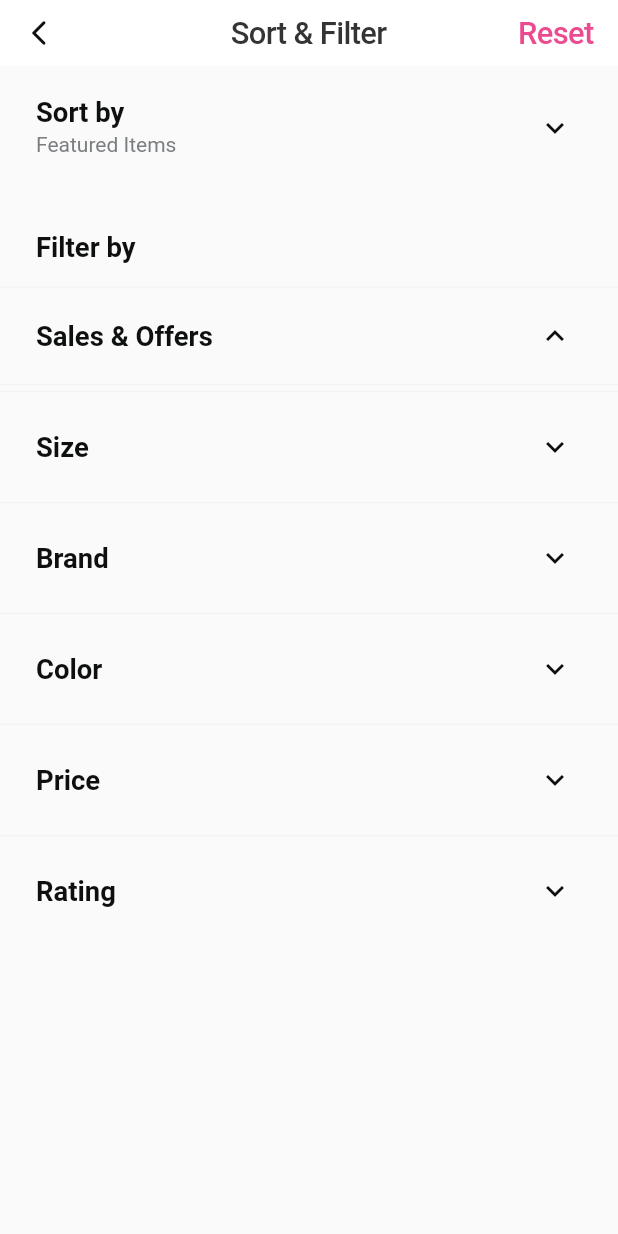
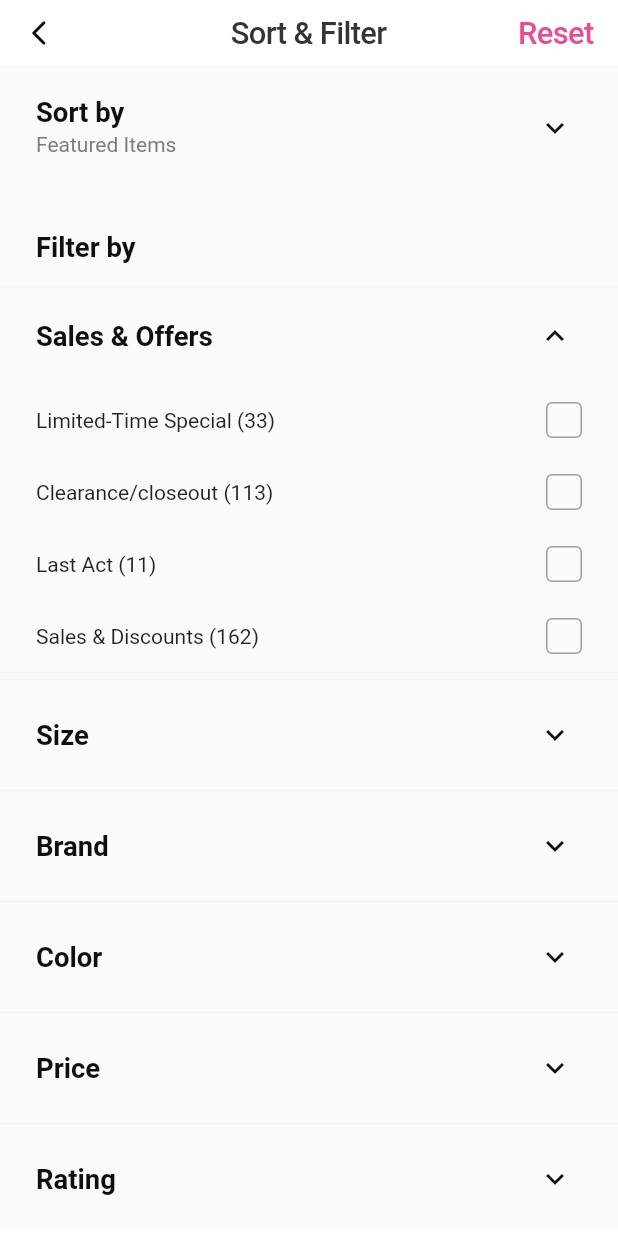
Before and after one commit to AntonioJoaquin/prueba_nutritienda, a Flutter app: the HomePage screen opened by its route, after a tap on "Sales & Offers", on a phone screen of 412 x 824 dp. Run offline on Flutter 3.47's test engine with Material 2 defaults, Android fonts, the phone set to English and light mode, and no system bars; our stand-ins replace flutter_screenutil, flutter_svg, get_it, injectable.

Commit message:
#1- Add sale filter options

```diff
--- /dev/null
+++ b/lib/core/src/common/custom_notifiers.dart
@@ -0,0 +1,36 @@
+import 'package:flutter/foundation.dart';
+
+class CustomValueNotifier<T> extends ChangeNotifier
+    implements ValueListenable<T> {
+  bool _isDisposed;
+
+  CustomValueNotifier(this._value, [this._isDisposed = false]);
+
+  @override
+  T get value => _value;
+  T _value;
+  set value(T newValue) {
+    if (_value == newValue) {
+      return;
+    }
+    _value = newValue;
+    notifyListeners();
+  }
+
+  @override
+  String toString() => '${describeIdentity(this)}($_value)';
+
+  @override
+  void notifyListeners() {
+    if (!_isDisposed) {
+      super.notifyListeners();
+    }
+  }
+
+  @override
+  void dispose() {
+    _isDisposed = true;
+
+    super.dispose();
+  }
+}
--- /dev/null
+++ b/lib/view/src/common/media.dart
@@ -0,0 +1,3 @@
+abstract class Media {
+  static const String icCheck = 'assets/icons/ic_check.svg';
+}
--- a/lib/view/src/pages/home/filter_option.dart
+++ b/lib/view/src/pages/home/filter_option.dart
@@ -1,8 +1,11 @@
 import 'package:flutter/widgets.dart';
+
+import '../../../../core/src/common/custom_notifiers.dart';
 
 class FilterOption {
   final String title;
+  final CustomValueNotifier<int> amount;
   final Widget child;
 
-  FilterOption(this.title, this.child);
+  FilterOption(this.title, this.amount, this.child);
 }
--- /dev/null
+++ b/lib/view/src/pages/home/home_manager.dart
@@ -0,0 +1,32 @@
+import 'package:injectable/injectable.dart';
+import 'package:prueba_nutritienda/view/src/pages/home/sales/sale_item.dart';
+
+import '../../../../core/src/common/custom_notifiers.dart';
+
+@injectable
+class HomeManager {
+  final saleItems = <SaleItem>[
+    SaleItem('Limited-Time Special (33)'),
+    SaleItem('Clearance/closeout (113)'),
+    SaleItem('Last Act (11)'),
+    SaleItem('Sales & Discounts (162)'),
+  ];
+
+  final CustomValueNotifier<int> _totalSaleItemsSelected =
+      CustomValueNotifier(0);
+  CustomValueNotifier<int> get totalSaleItemsSelected =>
+      _totalSaleItemsSelected;
+
+  // actions
+  void changeSaleSelection(SaleItem item) {
+    item.changeSelection();
+
+    item.isSelected.value
+        ? _totalSaleItemsSelected.value++
+        : _totalSaleItemsSelected.value--;
+  }
+
+  void dispose() {
+    _totalSaleItemsSelected.dispose();
+  }
+}
--- a/lib/view/src/pages/home/home_page.dart
+++ b/lib/view/src/pages/home/home_page.dart
@@ -2,20 +2,64 @@ import 'package:flutter/cupertino.dart';
 import 'package:flutter/material.dart';
 import 'package:flutter_screenutil/flutter_screenutil.dart';
 
+import '../../../../di/locator.dart';
 import '../../common/palette.dart';
 import 'filter_option.dart';
+import 'home_manager.dart';
+import 'sales/sale_filter_list.dart';
+import 'widgets/filter_option_tile.dart';
 
-class HomePage extends StatelessWidget {
-  HomePage({Key? key}) : super(key: key);
+class HomePage extends StatefulWidget {
+  const HomePage({Key? key}) : super(key: key);
 
-  final _options = <FilterOption>[
-    FilterOption('Sales & Offers', const SizedBox.shrink()),
-    FilterOption('Size', const SizedBox.shrink()),
-    FilterOption('Brand', const SizedBox.shrink()),
-    FilterOption('Color', const SizedBox.shrink()),
-    FilterOption('Price', const SizedBox.shrink()),
-    FilterOption('Rating', const SizedBox.shrink()),
-  ];
+  @override
+  State<HomePage> createState() => _HomePageState();
+}
+
+class _HomePageState extends State<HomePage> {
+  final HomeManager _manager = locator<HomeManager>();
+
+  final _options = <FilterOption>[];
+
+  @override
+  void initState() {
+    _initFilterOptions();
+
+    super.initState();
+  }
+
+  void _initFilterOptions() => _options.addAll([
+        FilterOption(
+          'Sales & Offers',
+          _manager.totalSaleItemsSelected,
+          SaleFilterList(_manager),
+        ),
+        FilterOption(
+          'Size',
+          _manager.totalSaleItemsSelected,
+          const SizedBox.shrink(),
+        ),
+        FilterOption(
+          'Brand',
+          _manager.totalSaleItemsSelected,
+          const SizedBox.shrink(),
+        ),
+        FilterOption(
+          'Color',
+          _manager.totalSaleItemsSelected,
+          const SizedBox.shrink(),
+        ),
+        FilterOption(
+          'Price',
+          _manager.totalSaleItemsSelected,
+          const SizedBox.shrink(),
+        ),
+        FilterOption(
+          'Rating',
+          _manager.totalSaleItemsSelected,
+          const SizedBox.shrink(),
+        ),
+      ]);
 
   @override
   Widget build(BuildContext context) {
@@ -23,10 +67,12 @@ class HomePage extends StatelessWidget {
       navigationBar: _buildNavigationBar(),
       child: SafeArea(
         child: Material(
+          child: SingleChildScrollView(
+            physics: const BouncingScrollPhysics(),
             child: Column(
               crossAxisAlignment: CrossAxisAlignment.start,
               children: [
-              const _FilterOptionTile(
+                const FilterOptionTile(
                   title: 'Sort by',
                   subtitle: 'Featured Items',
                 ),
@@ -43,21 +89,29 @@ class HomePage extends StatelessWidget {
                   ),
                 ),
                 const SizedBox(height: 16.0),
-              ListView.separated(
-                shrinkWrap: true,
-                itemBuilder: (_, index) => _FilterOptionTile(
-                  title: _options[index].title,
+                _buildFilterOptionList(),
+              ],
             ),
-                separatorBuilder: (_, __) =>
-                    const Divider(height: 8.0, thickness: 1.0),
-                itemCount: _options.length,
-              ),
-            ],
           ),
         ),
       ),
     );
   }
+
+  Widget _buildFilterOptionList() => ListView.separated(
+        physics: const NeverScrollableScrollPhysics(),
+        shrinkWrap: true,
+        itemBuilder: (_, index) => ValueListenableBuilder(
+          valueListenable: _options[index].amount,
+          builder: (_, int amount, __) => FilterOptionTile(
+            title: _options[index].title,
+            subtitle: amount > 0 ? '$amount selected' : null,
+            expandedItem: _options[index].child,
+          ),
+        ),
+        separatorBuilder: (_, __) => const Divider(height: 8.0, thickness: 1.0),
+        itemCount: _options.length,
+      );
 
   CupertinoNavigationBar _buildNavigationBar() => CupertinoNavigationBar(
         automaticallyImplyLeading: false,
@@ -84,36 +138,3 @@ class HomePage extends StatelessWidget {
         ),
       );
 }
-
-class _FilterOptionTile extends StatelessWidget {
-  const _FilterOptionTile({
-    required this.title,
-    this.subtitle,
-    Key? key,
-  }) : super(key: key);
-
-  final String title;
-  final String? subtitle;
-
-  @override
-  Widget build(BuildContext context) {
-    return ExpansionTile(
-      title: Text(
-        title,
-        style: TextStyle(
-          fontSize: 16.sp,
-          fontWeight: FontWeight.w700,
-          color: Palette.titleTextColor,
-        ),
-      ),
-      subtitle: subtitle != null
-          ? Text(
-              subtitle!,
-              style: TextStyle(
-                color: Palette.subTitleTextColor,
-              ),
-            )
-          : null,
-    );
-  }
-}
--- /dev/null
+++ b/lib/view/src/pages/home/sales/sale_filter_list.dart
@@ -0,0 +1,83 @@
+import 'package:flutter/material.dart';
+import 'package:flutter_svg/flutter_svg.dart';
+
+import '../../../common/media.dart';
+import '../home_manager.dart';
+import 'sale_item.dart';
+
+class SaleFilterList extends StatelessWidget {
+  const SaleFilterList(
+    this._manager, {
+    Key? key,
+  }) : super(key: key);
+
+  final HomeManager _manager;
+
+  @override
+  Widget build(BuildContext context) {
+    return ListView.builder(
+      shrinkWrap: true,
+      physics: const NeverScrollableScrollPhysics(),
+      itemCount: _manager.saleItems.length,
+      itemBuilder: (_, index) => _FilterSaleItem(
+        _manager,
+        item: _manager.saleItems[index],
+      ),
+    );
+  }
+}
+
+class _FilterSaleItem extends StatelessWidget {
+  const _FilterSaleItem(
+    this._manager, {
+    required this.item,
+    Key? key,
+  }) : super(key: key);
+
+  final HomeManager _manager;
+  final SaleItem item;
+
+  @override
+  Widget build(BuildContext context) {
+    return Container(
+      width: MediaQuery.of(context).size.width,
+      padding: const EdgeInsets.symmetric(
+        horizontal: 24.0,
+        vertical: 12.0,
+      ),
+      child: Row(
+        mainAxisAlignment: MainAxisAlignment.spaceBetween,
+        children: [
+          Text(item.title),
+          _buildSaleCheckbox(),
+        ],
+      ),
+    );
+  }
+
+  Widget _buildSaleCheckbox() => GestureDetector(
+        onTap: () => _manager.changeSaleSelection(item),
+        child: ValueListenableBuilder(
+          valueListenable: item.isSelected,
+          builder: (_, bool isSelected, __) => Container(
+            height: 24.0,
+            width: 24.0,
+            decoration: BoxDecoration(
+              borderRadius: BorderRadius.circular(4.0),
+              border: isSelected ? null : Border.all(color: Colors.grey),
+              color: isSelected ? Colors.pink : null,
+            ),
+            child: Visibility(
+              visible: isSelected,
+              child: Padding(
+                padding: const EdgeInsets.symmetric(
+                  vertical: 8.0,
+                  horizontal: 7.0,
+                ),
+                child: SvgPicture.asset(Media.icCheck),
+              ),
+            ),
+          ),
+        ),
+      );
+}
--- /dev/null
+++ b/lib/view/src/pages/home/sales/sale_item.dart
@@ -0,0 +1,11 @@
+import 'package:prueba_nutritienda/core/src/common/custom_notifiers.dart';
+
+class SaleItem {
+  final String title;
+  final CustomValueNotifier<bool> _isSelected = CustomValueNotifier(false);
+
+  SaleItem(this.title);
+
+  CustomValueNotifier<bool> get isSelected => _isSelected;
+  void changeSelection() => _isSelected.value = !_isSelected.value;
+}
--- /dev/null
+++ b/lib/view/src/pages/home/widgets/filter_option_tile.dart
@@ -0,0 +1,40 @@
+import 'package:flutter/material.dart';
+import 'package:flutter_screenutil/flutter_screenutil.dart';
+
+import '../../../common/palette.dart';
+
+class FilterOptionTile extends StatelessWidget {
+  const FilterOptionTile({
+    required this.title,
+    this.subtitle,
+    this.expandedItem,
+    Key? key,
+  }) : super(key: key);
+
+  final String title;
+  final String? subtitle;
+  final Widget? expandedItem;
+
+  @override
+  Widget build(BuildContext context) {
+    return ExpansionTile(
+      title: Text(
+        title,
+        style: TextStyle(
+          fontSize: 16.sp,
+          fontWeight: FontWeight.w700,
+          color: Palette.titleTextColor,
+        ),
+      ),
+      subtitle: subtitle != null
+          ? Text(
+              subtitle!,
+              style: TextStyle(
+                color: Palette.subTitleTextColor,
+              ),
+            )
+          : null,
+      children: expandedItem != null ? [expandedItem!] : [],
+    );
+  }
+}
--- a/lib/view/src/utils/router.dart
+++ b/lib/view/src/utils/router.dart
@@ -15,7 +15,7 @@ abstract class AppRouter {
         return _fadeRoute(const SplashPage(), splashRoute);
 
       default:
-        return _fadeRoute(HomePage(), homeRoute);
+        return _fadeRoute(const HomePage(), homeRoute);
     }
   }
 
--- a/pubspec.yaml
+++ b/pubspec.yaml
@@ -42,6 +42,7 @@ dependencies:
   get_it: ^7.2.0
 
   flutter_screenutil: ^5.5.2
+  flutter_svg: ^1.1.6
 
 dev_dependencies:
   flutter_test:
@@ -69,8 +70,8 @@ flutter:
   uses-material-design: true
 
   # To add assets to your application, add an assets section, like this:
-  # assets:
-  #   - images/a_dot_burr.jpeg
+  assets:
+    - assets/icons/
   #   - images/a_dot_ham.jpeg
 
   # An image asset can refer to one or more resolution-specific "variants", see
```
Also changed, not shown: assets/icons/ic_check.svg (added), lib/di/locator.config.dart. Lines whose indentation alone changed are shown as unchanged.
